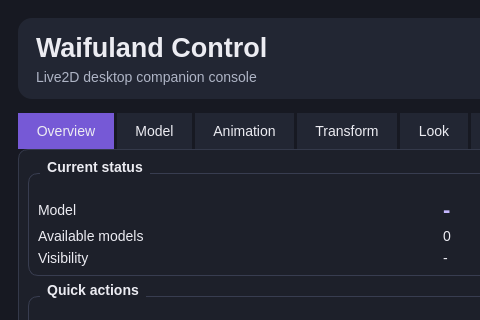
ad2248/DeskWaifu, file control/MainWindow.ui: the form before one commit; both pictures show x 0 to 480 and y 0 to 320 of the 880 by 700 pixel window.
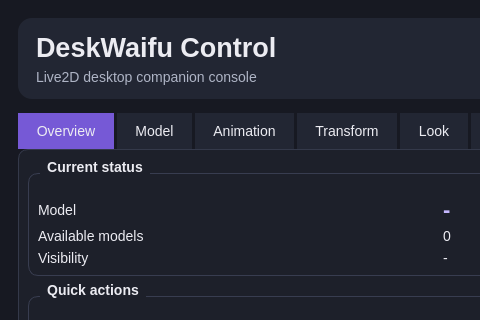
The form after the commit.

Commit message: chore: 将项目重命名为 DeskWaifu

Diff of the .ui file:
```diff
--- a/control/MainWindow.ui
+++ b/control/MainWindow.ui
@@ -45,7 +45,7 @@
        <property name="bottomMargin"><number>14</number></property>
        <item>
         <layout class="QVBoxLayout" name="titleLayout">
-         <item><widget class="QLabel" name="titleLabel"><property name="text"><string>Waifuland Control</string></property></widget></item>
+         <item><widget class="QLabel" name="titleLabel"><property name="text"><string>DeskWaifu Control</string></property></widget></item>
          <item><widget class="QLabel" name="subtitleLabel"><property name="text"><string>Live2D desktop companion console</string></property></widget></item>
         </layout>
        </item>
```
Left out of the diff: 2 changed lines with no effect on the pictures. The commit also changes 21 other files.
